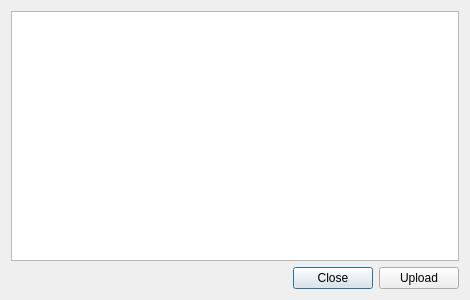
First picture: the form in gui/dialogs/ScreenshotDialog.ui, repository FreesmTeam/FreesmLauncher, before the edit.
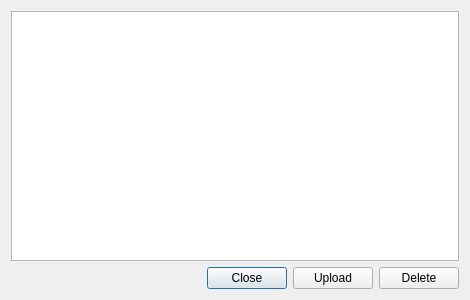
Second picture: the form after the edit. Icons and pictures are not drawn.

Commit message: Deleting screenshots. Needs fixing.

Diff of the .ui file:
```diff
--- a/gui/dialogs/ScreenshotDialog.ui
+++ b/gui/dialogs/ScreenshotDialog.ui
@@ -72,6 +72,13 @@
        </property>
       </widget>
      </item>
+     <item>
+      <widget class="QPushButton" name="deleteBtn">
+       <property name="text">
+        <string>Delete</string>
+       </property>
+      </widget>
+     </item>
     </layout>
    </item>
   </layout>
```
Left out of the diff: 2 changed lines with no effect on the pictures. The commit also changes 6 other files.
